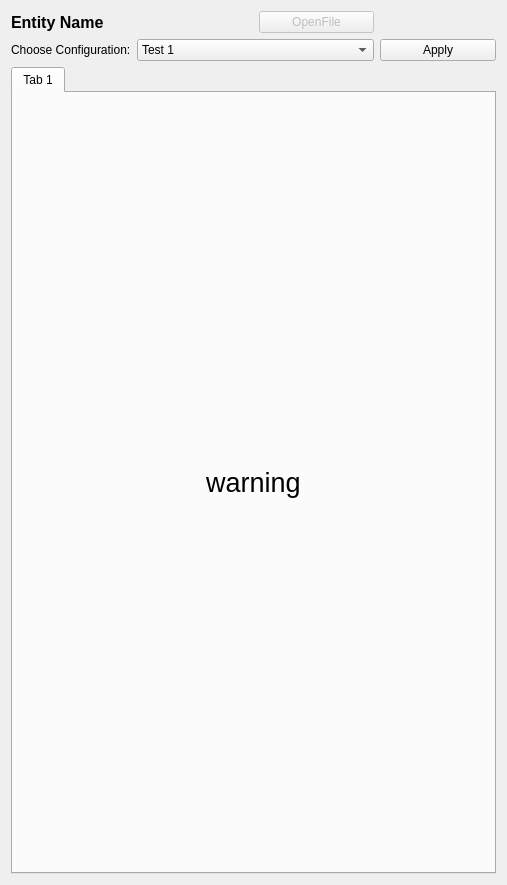
This is src/emvview.ui in Moos-Media/HiveEMV as Qt 5 draws it before an edit. The edited form follows.
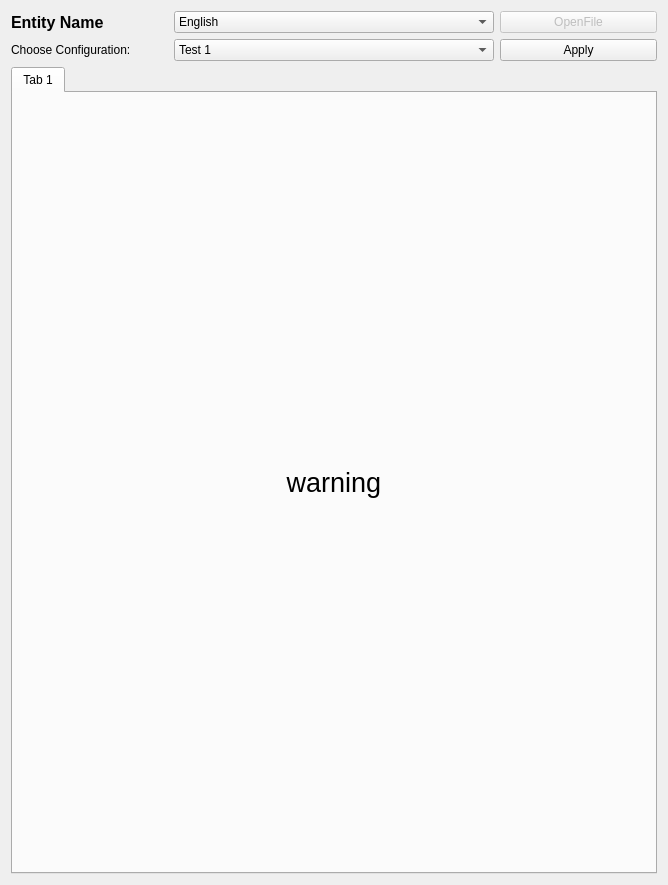
This is the edited form.

Commit message: Added ability to change display language of Entity.

```diff
--- a/src/emvview.ui
+++ b/src/emvview.ui
@@ -6,7 +6,7 @@
    <rect>
     <x>0</x>
     <y>0</y>
-    <width>507</width>
+    <width>668</width>
     <height>885</height>
    </rect>
   </property>
@@ -85,7 +85,7 @@
      </property>
     </widget>
    </item>
-   <item row="0" column="3">
+   <item row="0" column="4">
     <widget class="QPushButton" name="openFilePushButton">
      <property name="enabled">
       <bool>false</bool>
@@ -95,6 +95,25 @@
      </property>
     </widget>
    </item>
+   <item row="0" column="2" colspan="2">
+    <widget class="QComboBox" name="languagePicker">
+     <item>
+      <property name="text">
+       <string>English</string>
+      </property>
+     </item>
+     <item>
+      <property name="text">
+       <string>Deutsch</string>
+      </property>
+     </item>
+     <item>
+      <property name="text">
+       <string>Français</string>
+      </property>
+     </item>
+    </widget>
+   </item>
   </layout>
  </widget>
  <layoutdefault spacing="6" margin="11"/>
```
The commit also changes 11 other files.
